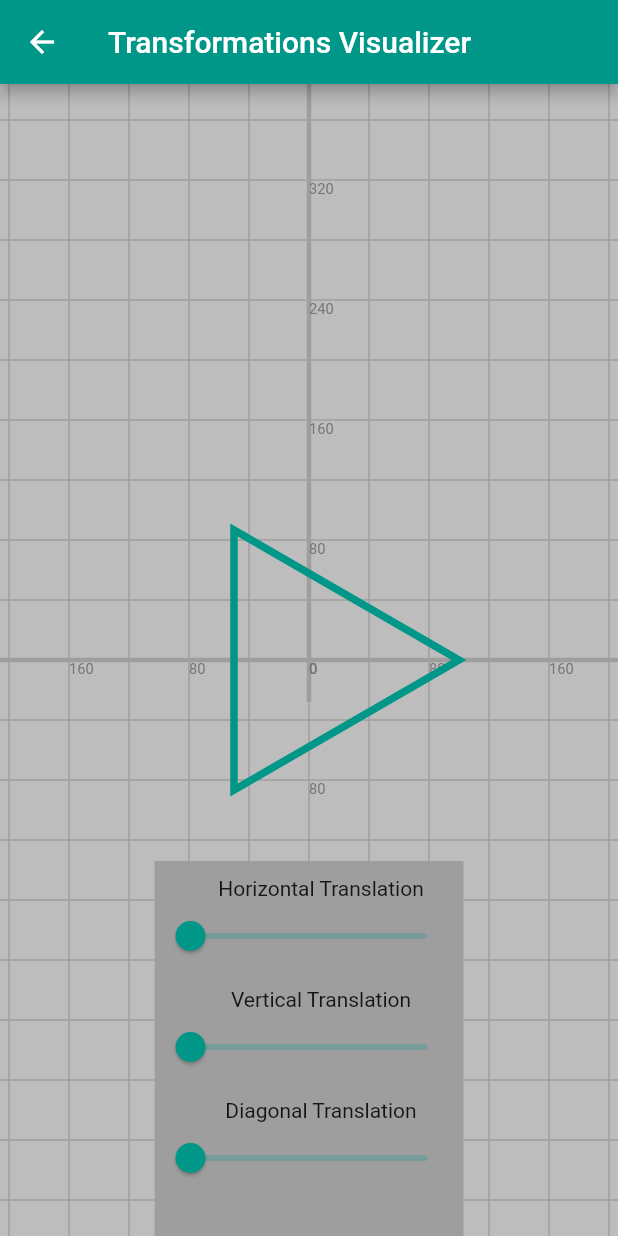
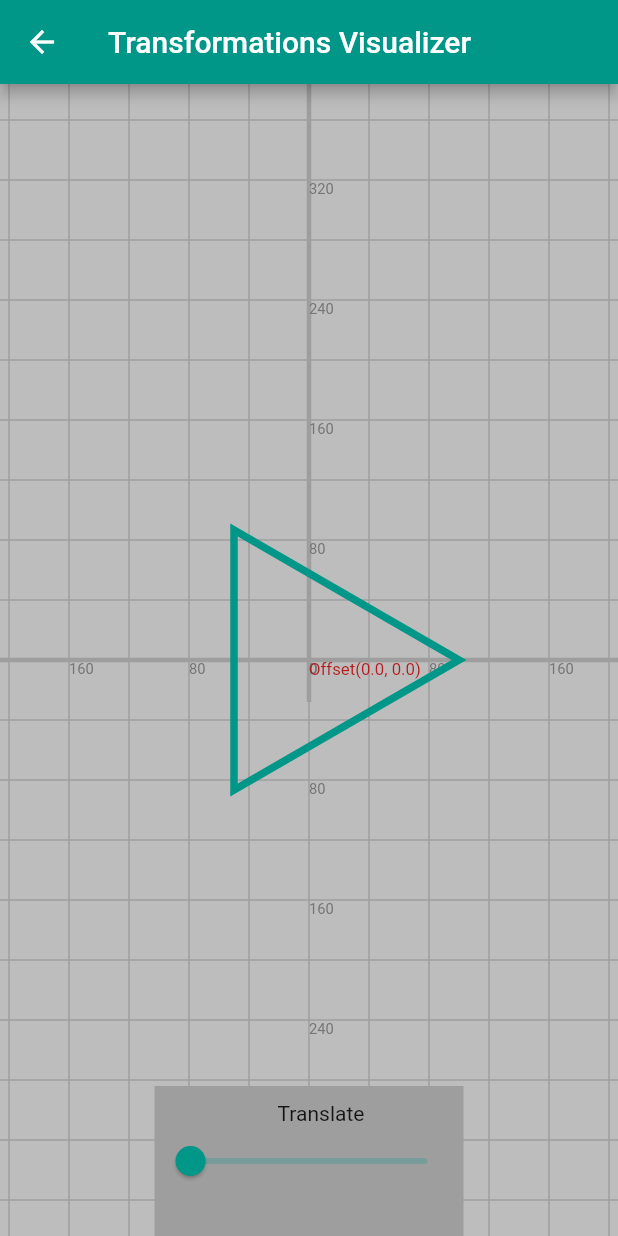
Before and after one commit to NxtGenLabs/math_geo, a Flutter app: the Translate screen opened directly, on a phone screen of 412 x 824 dp. Run offline on Flutter 3.47's test engine with Material 2 defaults, Android fonts, the phone set to English and light mode, and no system bars.

Commit message:
Revert "Modified: trainingStation/transforms/translate.dart."

```diff
--- a/lib/pages/topics/transformations/level/trainingStation/transforms/translate.dart
+++ b/lib/pages/topics/transformations/level/trainingStation/transforms/translate.dart
@@ -1,12 +1,9 @@
-// ignore_for_file: prefer_final_fields, non_constant_identifier_names
-
 import 'package:flutter/material.dart';
 import 'dart:math' as math;
 import '../../../../../../canvas/grid.dart';
+import '../../../../../../canvas/transformation_intro_painter.dart';
 
 class Translate extends StatefulWidget {
-  const Translate({Key? key}) : super(key: key);
-
   @override
   _TranslateState createState() => _TranslateState();
 }
@@ -15,12 +12,6 @@ class _TranslateState extends State<Translate> {
   var _sides = 3.0;
   var _radius = 100.0;
   var _radians = 0.0;
-  var _HPosition = 0.0;
-  var _VPosition = 0.0;
-  var _DPosition = 0.0;
-  var _max = 100.0;
-  late CustomPainter painterChoice =
-      HTranslatePainter(_sides, _radius, _radians, _HPosition);
 
   @override
   Widget build(BuildContext context) {
@@ -34,7 +25,7 @@ class _TranslateState extends State<Translate> {
           Container(
             color: Colors.grey[400],
             child: CustomPaint(
-              foregroundPainter: painterChoice,
+              foregroundPainter: ShapePainter(_sides, _radius, _radians),
               painter: MyGridPainter(),
               child: Container(),
             ),
@@ -46,54 +37,21 @@ class _TranslateState extends State<Translate> {
               children: [
                 Container(
                   color: Colors.grey,
-                  height: 250,
+                  height: 100,
                   width: MediaQuery.of(context).size.width / 2,
                   child: Column(children: [
+
                     const Padding(
                       padding: EdgeInsets.only(left: 16.0, top: 10.0),
-                      child: Text('Horizontal Translation'),
+                      child: Text('Translate'),
                     ),
                     Slider(
-                      value: _HPosition,
+                      value: _radians,
                       min: 0.0,
-                      max: _max,
+                      max: math.pi,
                       onChanged: (value) {
-                        painterChoice = HTranslatePainter(
-                            _sides, _radius, _radians, _HPosition);
                         setState(() {
-                          _HPosition = value;
-                        });
-                      },
-                    ),
-                    const Padding(
-                      padding: EdgeInsets.only(left: 16.0, top: 10.0),
-                      child: Text('Vertical Translation'),
-                    ),
-                    Slider(
-                      value: _VPosition,
-                      min: 0.0,
-                      max: _max,
-                      onChanged: (value) {
-                        painterChoice = VTranslatePainter(
-                            _sides, _radius, _radians, _VPosition);
-                        setState(() {
-                          _VPosition = value;
-                        });
-                      },
-                    ),
-                    const Padding(
-                      padding: EdgeInsets.only(left: 16.0, top: 10.0),
-                      child: Text('Diagonal Translation'),
-                    ),
-                    Slider(
-                      value: _DPosition,
-                      min: 0.0,
-                      max: _max,
-                      onChanged: (value) {
-                        painterChoice = DTranslatePainter(
-                            _sides, _radius, _radians, _DPosition);
-                        setState(() {
-                          _DPosition = value;
+                          _radians = value;
                         });
                       },
                     ),
@@ -107,126 +65,3 @@ class _TranslateState extends State<Translate> {
     );
   }
 }
-
-// paints shapes horizontal translation
-class HTranslatePainter extends CustomPainter {
-  final double sides;
-  final double radius;
-  final double radians;
-  final double position;
-  HTranslatePainter(this.sides, this.radius, this.radians, this.position);
-
-  @override
-  void paint(Canvas canvas, Size size) {
-    var paint = Paint()
-      ..color = Colors.teal
-      ..strokeWidth = 5
-      ..style = PaintingStyle.stroke
-      ..strokeCap = StrokeCap.round;
-
-    var path = Path();
-
-    var angle = (math.pi * 2) / sides;
-
-    Offset center = Offset(size.width / 2, size.height / 2);
-    Offset startPoint = Offset(
-        (radius * math.cos(radians)) + position, radius * math.sin(radians));
-
-    path.moveTo(startPoint.dx + center.dx, startPoint.dy + center.dy);
-
-    for (int i = 1; i <= sides; i++) {
-      double x = radius * math.cos(radians + angle * i) + center.dx + position;
-      double y = radius * math.sin(radians + angle * i) + center.dy;
-      path.lineTo(x, y);
-    }
-    path.close();
-    canvas.drawPath(path, paint);
-  }
-
-  @override
-  bool shouldRepaint(CustomPainter oldDelegate) {
-    return true;
-  }
-}
-
-// paints shapes vertical translation
-class VTranslatePainter extends CustomPainter {
-  final double sides;
-  final double radius;
-  final double radians;
-  final double position;
-  VTranslatePainter(this.sides, this.radius, this.radians, this.position);
-
-  @override
-  void paint(Canvas canvas, Size size) {
-    var paint = Paint()
-      ..color = Colors.teal
-      ..strokeWidth = 5
-      ..style = PaintingStyle.stroke
-      ..strokeCap = StrokeCap.round;
-
-    var path = Path();
-
-    var angle = (math.pi * 2) / sides;
-
-    Offset center = Offset(size.width / 2, size.height / 2);
-    Offset startPoint = Offset(
-        radius * math.cos(radians), radius * math.sin(radians) + position);
-
-    path.moveTo(startPoint.dx + center.dx, startPoint.dy + center.dy);
-
-    for (int i = 1; i <= sides; i++) {
-      double x = radius * math.cos(radians + angle * i) + center.dx;
-      double y = radius * math.sin(radians + angle * i) + center.dy + position;
-      path.lineTo(x, y);
-    }
-    path.close();
-    canvas.drawPath(path, paint);
-  }
-
-  @override
-  bool shouldRepaint(CustomPainter oldDelegate) {
-    return true;
-  }
-}
-
-// paints shapes diagonal translation
-class DTranslatePainter extends CustomPainter {
-  final double sides;
-  final double radius;
-  final double radians;
-  final double position;
-  DTranslatePainter(this.sides, this.radius, this.radians, this.position);
-
-  @override
-  void paint(Canvas canvas, Size size) {
-    var paint = Paint()
-      ..color = Colors.teal
-      ..strokeWidth = 5
-      ..style = PaintingStyle.stroke
-      ..strokeCap = StrokeCap.round;
-
-    var path = Path();
-
-    var angle = (math.pi * 2) / sides;
-
-    Offset center = Offset(size.width / 2, size.height / 2);
-    Offset startPoint = Offset(radius * math.cos(radians) + position,
-        radius * math.sin(radians) + position);
-
-    path.moveTo(startPoint.dx + center.dx, startPoint.dy + center.dy);
-
-    for (int i = 1; i <= sides; i++) {
-      double x = radius * math.cos(radians + angle * i) + center.dx + position;
-      double y = radius * math.sin(radians + angle * i) + center.dy + position;
-      path.lineTo(x, y);
-    }
-    path.close();
-    canvas.drawPath(path, paint);
-  }
-
-  @override
-  bool shouldRepaint(CustomPainter oldDelegate) {
-    return true;
-  }
-}
```
